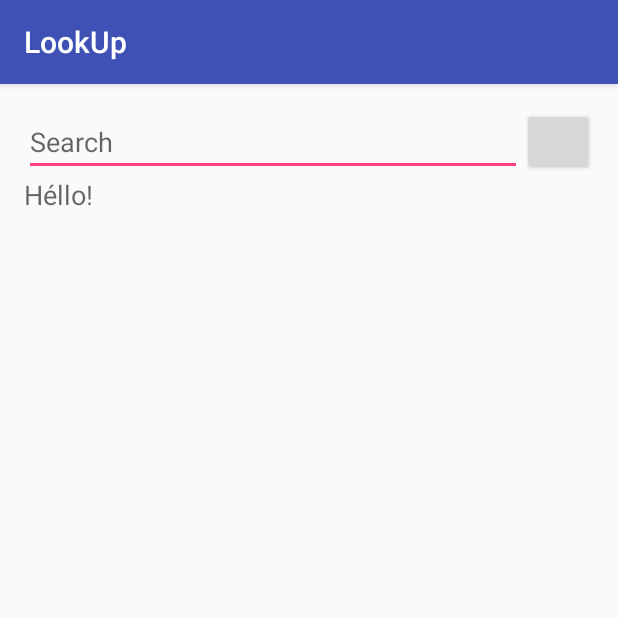
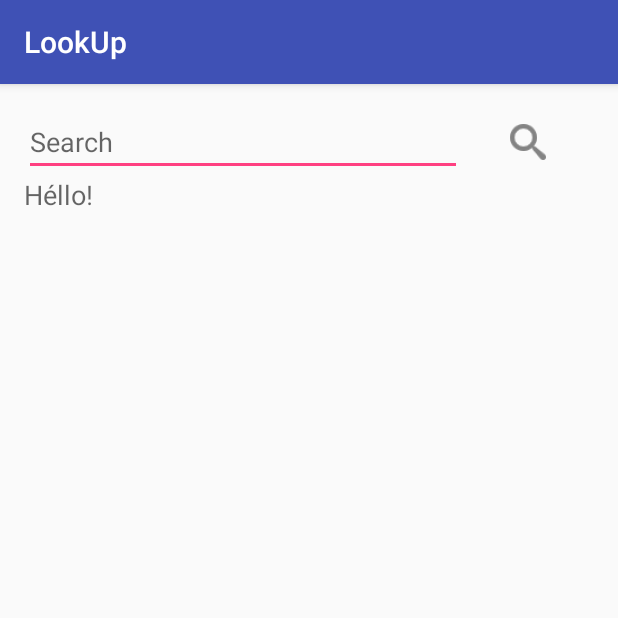
Before and after one commit to MegaThomas/LookUp-for-Android, an Android app: the screen it shows after launch (MainActivity), on a phone screen of 412 x 824 dp, the top half of it. Run offline under Robolectric (Android 15) with nearby library versions, the phone set to English and light mode, and no system bars.

Commit message:
Change appearance of button, Using Jsoup, Using Spanned Class.

```diff
--- a/app/build.gradle
+++ b/app/build.gradle
@@ -20,7 +20,8 @@ android {
 }
 
 dependencies {
-    compile fileTree(dir: 'libs', include: ['*.jar'])
+    compile fileTree(include: ['*.jar'], dir: 'libs')
     testCompile 'junit:junit:4.12'
     compile 'com.android.support:appcompat-v7:24.0.0'
+    compile files('libs/jsoup-1.9.2.jar')
 }
--- a/app/src/main/res/layout/activity_main.xml
+++ b/app/src/main/res/layout/activity_main.xml
@@ -20,14 +20,16 @@
         android:hint="@string/input_prompt"
         android:imeOptions="actionSearch"/>
 
-    <Button
-        style="?android:attr/buttonStyleSmall"
+    <ImageButton
+        style="?android:attr/borderlessButtonStyle"
         android:layout_width="wrap_content"
         android:layout_height="wrap_content"
         android:id="@+id/button"
         android:layout_alignParentEnd="true"
         android:layout_above="@+id/scrollView"
-        android:onClick="searchHandler" />
+        android:onClick="searchHandler"
+        android:src="@drawable/search_button"
+        android:contentDescription="@string/input_prompt" />
 
     <ScrollView
         android:layout_width="match_parent"
--- a/app/src/main/res/values/strings.xml
+++ b/app/src/main/res/values/strings.xml
@@ -1,5 +1,6 @@
 <resources>
     <string name="app_name" translatable="false">LookUp</string>
     <string name="input_prompt">Search</string>
-    <string name="no_network">No network</string>
+    <string name="no_network">No network.</string>
+    <string name="retrieve_failed">Unable to retrieve.</string>
 </resources>
```
Also changed, not shown: app/src/main/java/xyz/basswarlock/lookup/MainActivity.java (+38 -42 lines), app/src/main/ic_launcher-web.png (added), app/src/main/res/drawable-hdpi/search_button.png (added), app/src/main/res/drawable-mdpi/search_button.png (added), app/src/main/res/drawable-xhdpi/search_button.png (added), app/src/main/res/drawable-xxhdpi/search_button.png (added), app/src/main/res/mipmap-hdpi/ic_launcher.png, app/src/main/res/mipmap-mdpi/ic_launcher.png, app/src/main/res/mipmap-xhdpi/ic_launcher.png, app/src/main/res/mipmap-xxhdpi/ic_launcher.png, app/src/main/res/mipmap-xxxhdpi/ic_launcher.png, 82 other files.
